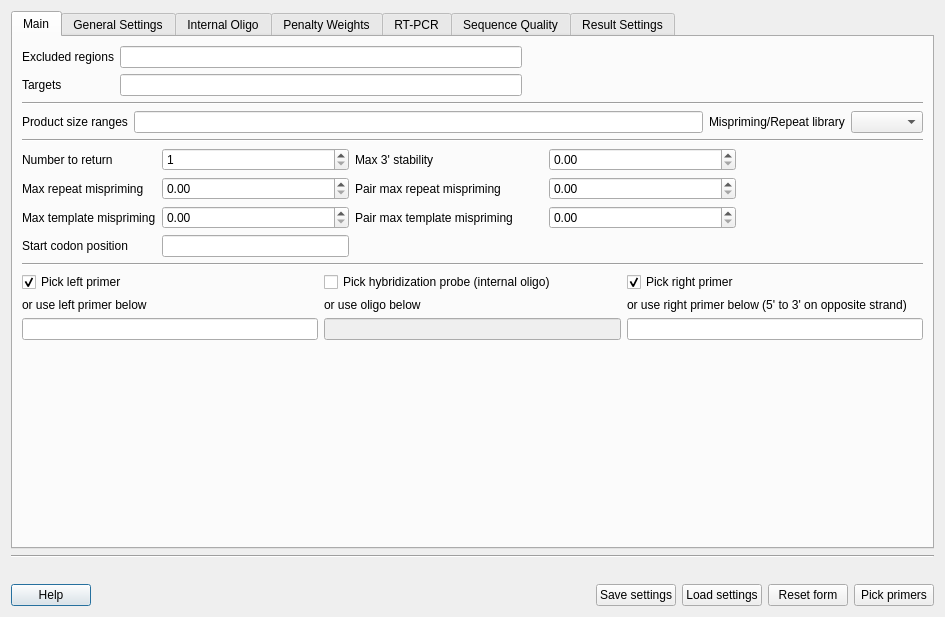
Before: the Qt Designer form src/plugins_3rdparty/primer3/src/ui/Primer3Dialog.ui in violethaze74/ugene, drawn with Qt 5.
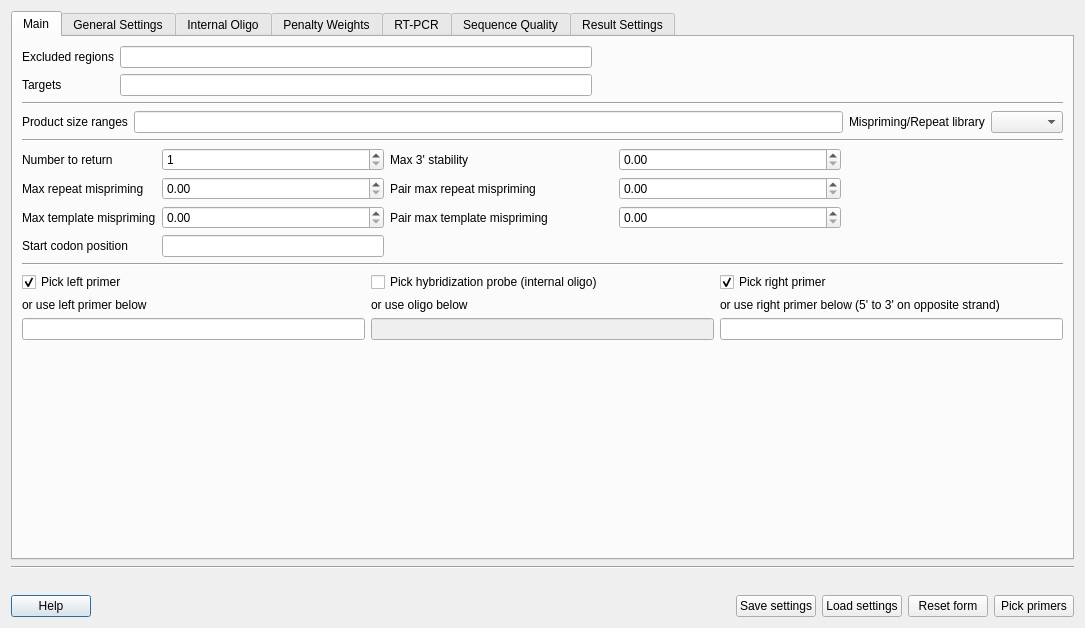
After: the same form once the commit is applied.

Commit message: UGENE-4360: Tooltip font is too small on OSX in Primer3 dialog

```diff
--- a/src/plugins_3rdparty/primer3/src/ui/Primer3Dialog.ui
+++ b/src/plugins_3rdparty/primer3/src/ui/Primer3Dialog.ui
@@ -6,8 +6,8 @@
    <rect>
     <x>0</x>
     <y>0</y>
-    <width>945</width>
-    <height>617</height>
+    <width>1085</width>
+    <height>628</height>
    </rect>
   </property>
   <property name="sizePolicy">
```
Left out of the diff: 742 changed lines with no effect on the pictures.
